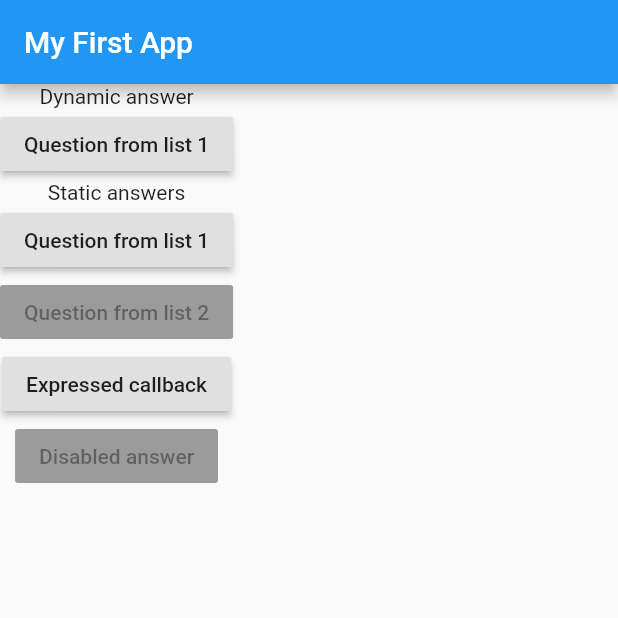
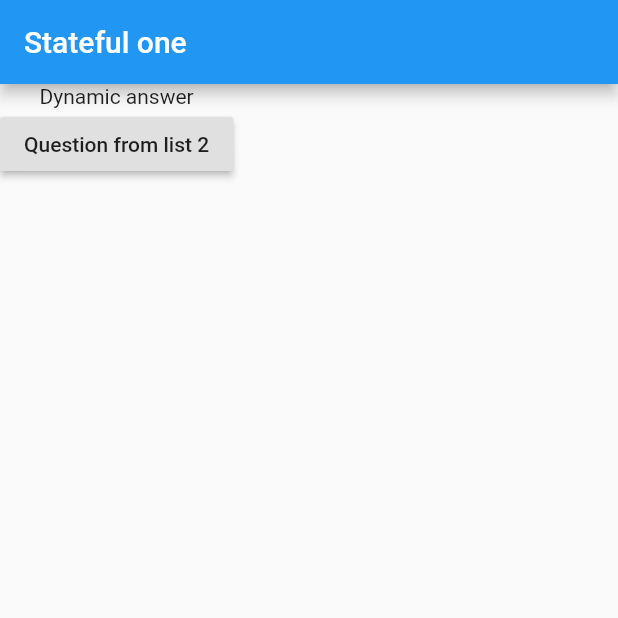
Before and after one commit to hiwenny/flutter_complete_guide, a Flutter app: the screen it shows after launch, after a tap on "Question from list 1", on a phone screen of 412 x 824 dp, the top half of it. Run offline on Flutter 3.47's test engine with Material 2 defaults, Android fonts, the phone set to English and light mode, and no system bars.

Commit message:
Code splitting

```diff
--- a/lib/main.dart
+++ b/lib/main.dart
@@ -1,85 +1,57 @@
 import 'package:flutter/material.dart';
+import './question.dart';
 
 void main() {
-  runApp(StaticBaseApp());
+  // runApp(StaticBaseApp());
+  runApp(BaseApp());
 }
 
 // Alternatively:
 // void main() => runApp(BaseApp());
 
-class Example {
-  String name;
-  int age;
+class BaseApp extends StatefulWidget {
+  @override
+  State<StatefulWidget> createState() {
+    return _BaseAppState();
+  }
+}
 
-  Example(String inputName, int age,
-      {String optionalVar1 = 'default',
-      int optionalVar2 = 0,
-      @required String namedValue3}) {
-    name = inputName;
-    age = this.age;
-    print(optionalVar1);
-    print(optionalVar2);
+// State is its own class. StatefulWidget gets rebuilt - State does not, hence the separation.
+// _ is how we privatise classes/properties/etc
+class _BaseAppState extends State<BaseApp> {
+  var _questionIndex = 0;
+  void answerQuestion() {
+    // IMPORTANT
+    // Without this, the internal state will still change, but doesn't re-render.
+    // a.k.a doesn't run build() again.
+    // Use this for changes that require rebuilds.
+    setState(() {
+      _questionIndex += 1;
+    });
+    print('This is an answer! $_questionIndex');
   }
-  // Alternatively do Example({this.name, this.age}) as shorthand for constructed properties.
 
-}
-// StatelessWidget is from Flutter
-
-// MaterialApp is a Widget from Material
-// Text is a Widget from Material
-class StaticBaseApp extends StatelessWidget {
-  // decorator from Dart. Explicitly states that we are overriding StatelessWidget's build method with our implementation.
-  // Good practice is to explicitly say @override, even though it works fine without.
-  // This clarifies that we didn't rewrite over existing method by accident.
   @override
-  // build is a StatelessWidget method
-  Widget build(BuildContext ctx) {
-    Example('Test', 30, namedValue3: 'String 3');
-
-    var questionIndex = 0;
-    // This is a method custom to BaseApp
-    void answerQuestion() {
-      questionIndex += 1;
-      print('This is an answer!');
-    }
+  Widget build(BuildContext context) {
     // Instead of String[]
     List<String> questions = [
       'Question from list 1',
       'Question from list 2',
+      'Question from list 3',
+      'Question from list 4',
     ];
 
-    // Scaffold is another MaterialUI Widget to create page quickly.
-    // AppBar is also from MatUI
     return MaterialApp(
       home: Scaffold(
         appBar: AppBar(
-          title: Text('My First App'),
+          title: Text('Stateful one'),
         ),
-        // body: Column(children: <Widget>[]
-        // [] is how you tell it's a list.
-        // <Widget> can be omitted - Dart supports type inference
         body: Column(children: [
           Text('Dynamic answer'),
           RaisedButton(
-            child: Text(questions[questionIndex]), // This WON'T WORK. StatelessWidget is immutable.
+            child: Question(questions[
+                _questionIndex]), // This WON'T WORK. StatelessWidget is immutable.
             onPressed: answerQuestion,
-          ),
-          Text('Static answers'),
-          RaisedButton(
-            child: Text(questions[0]),
-            onPressed: answerQuestion,
-          ),
-          RaisedButton(
-            child: Text(questions.elementAt(1)), // It can also be accessed using List method elementAt.
-            onPressed: null,
-          ),
-          RaisedButton(
-            child: (Text('Expressed callback')),
-            onPressed: () => print('Method is a func expression'),
-          ),
-          RaisedButton(
-            child: Text('Disabled answer'),
-            onPressed: null, // sample disabled button.
           ),
         ]),
       ),
--- /dev/null
+++ b/lib/question.dart
@@ -0,0 +1,12 @@
+import 'package:flutter/material.dart';
+
+class Question extends StatelessWidget {
+  String questionText;
+
+  Question(this.questionText); // This is the constructor
+
+  @override
+  Widget build(BuildContext context) {
+    return Text(questionText);
+  }
+}
```
Also changed, not shown: lib/stateless_example.dart (added, +86 -0 lines).
